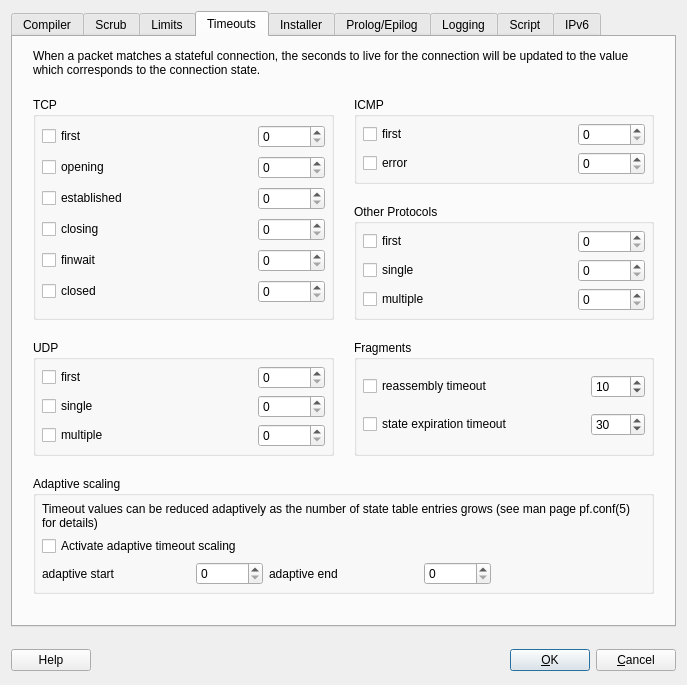
Before: the Qt Designer form src/gui/pfadvanceddialog_q.ui in fwbuilder/fwbuilder, drawn with Qt 5.
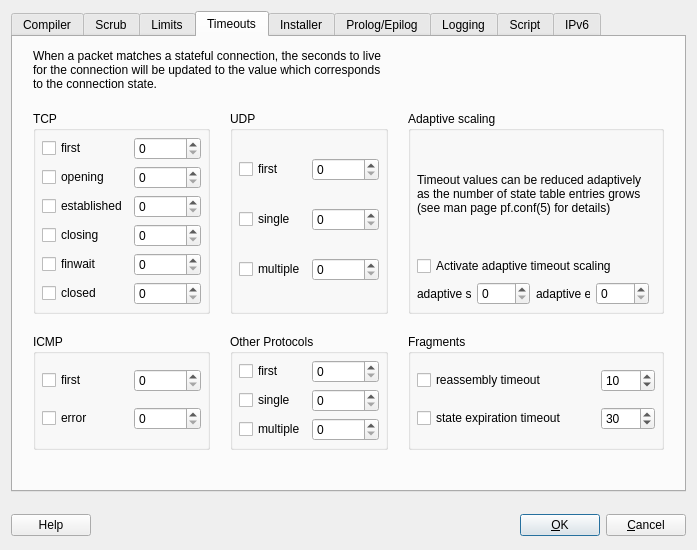
After: the same form once the commit is applied. The open tabs and pages were chosen to show the change.

Commit message: Fixed #1616 (made PF advanced dialog shorter and wider)

What changed in the file:
```diff
--- a/src/gui/pfadvanceddialog_q.ui
+++ b/src/gui/pfadvanceddialog_q.ui
@@ -6,8 +6,8 @@
    <rect>
     <x>0</x>
     <y>0</y>
-    <width>687</width>
-    <height>685</height>
+    <width>697</width>
+    <height>550</height>
    </rect>
   </property>
   <property name="maximumSize">
@@ -26,6 +26,62 @@
    <property name="spacing">
     <number>20</number>
    </property>
+   <item row="1" column="0">
+    <layout class="QHBoxLayout">
+     <item>
+      <widget class="QPushButton" name="buttonHelp">
+       <property name="text">
+        <string>Help</string>
+       </property>
+      </widget>
+     </item>
+     <item>
+      <spacer>
+       <property name="orientation">
+        <enum>Qt::Horizontal</enum>
+       </property>
+       <property name="sizeType">
+        <enum>QSizePolicy::Expanding</enum>
+       </property>
+       <property name="sizeHint" stdset="0">
+        <size>
+         <width>331</width>
+         <height>27</height>
+        </size>
+       </property>
+      </spacer>
+     </item>
+     <item>
+      <widget class="QPushButton" name="buttonOk">
+       <property name="text">
+        <string>&amp;OK</string>
+       </property>
+       <property name="shortcut">
+        <string/>
+       </property>
+       <property name="autoDefault">
+        <bool>true</bool>
+       </property>
+       <property name="default">
+        <bool>true</bool>
+       </property>
+      </widget>
+     </item>
+     <item>
+      <widget class="QPushButton" name="buttonCancel">
+       <property name="text">
+        <string>&amp;Cancel</string>
+       </property>
+       <property name="shortcut">
+        <string/>
+       </property>
+       <property name="autoDefault">
+        <bool>true</bool>
+       </property>
+      </widget>
+     </item>
+    </layout>
+   </item>
    <item row="0" column="0">
     <widget class="QTabWidget" name="tabWidget">
      <property name="minimumSize">
@@ -35,7 +91,7 @@
       </size>
      </property>
      <property name="currentIndex">
-      <number>0</number>
+      <number>8</number>
      </property>
      <widget class="QWidget" name="tab1">
       <attribute name="title">
@@ -65,65 +121,7 @@
          </property>
         </widget>
        </item>
-       <item row="1" column="0">
-        <widget class="QLabel" name="compilerArgsLabel">
-         <property name="sizePolicy">
-          <sizepolicy hsizetype="Expanding" vsizetype="Preferred">
-           <horstretch>0</horstretch>
-           <verstretch>0</verstretch>
-          </sizepolicy>
-         </property>
-         <property name="text">
-          <string>Command line options for the compiler:</string>
-         </property>
-         <property name="alignment">
-          <set>Qt::AlignRight|Qt::AlignTrailing|Qt::AlignVCenter</set>
-         </property>
-         <property name="wordWrap">
-          <bool>false</bool>
-         </property>
-        </widget>
-       </item>
-       <item row="1" column="1">
-        <widget class="QLineEdit" name="compilerArgs">
-         <property name="maximumSize">
-          <size>
-           <width>32767</width>
-           <height>22</height>
-          </size>
-         </property>
-        </widget>
-       </item>
-       <item row="2" column="0" colspan="2">
-        <widget class="QLabel" name="textLabel1_5">
-         <property name="sizePolicy">
-          <sizepolicy hsizetype="Expanding" vsizetype="Preferred">
-           <horstretch>0</horstretch>
-           <verstretch>0</verstretch>
-          </sizepolicy>
-         </property>
-         <property name="text">
-          <string>Output file name (if left blank, the file name is constructed of the firewall object name and extension &quot;.fw&quot;)</string>
-         </property>
-         <property name="alignment">
-          <set>Qt::AlignVCenter</set>
-         </property>
-         <property name="wordWrap">
-          <bool>true</bool>
-         </property>
-        </widget>
-       </item>
-       <item row="3" column="1">
-        <widget class="QLineEdit" name="outputFileName">
-         <property name="maximumSize">
-          <size>
-           <width>32767</width>
-           <height>22</height>
-          </size>
-         </property>
-        </widget>
-       </item>
-       <item row="4" column="0" colspan="2">
+       <item row="5" column="0" colspan="2">
         <widget class="QLabel" name="label_4">
          <property name="text">
           <string>Generated script (.fw file) and configuration (.conf) file can be copied to the firewall machine under different names. If these fields are left blank, the file name does not change.</string>
@@ -133,14 +131,14 @@
          </property>
         </widget>
        </item>
-       <item row="5" column="0">
+       <item row="6" column="0">
         <widget class="QLabel" name="label_2">
          <property name="text">
           <string>Script (.fw) file name on the firewall</string>
          </property>
         </widget>
        </item>
-       <item row="5" column="1">
+       <item row="6" column="1">
         <widget class="QLineEdit" name="fileNameOnFw">
          <property name="maximumSize">
           <size>
@@ -150,14 +148,14 @@
          </property>
         </widget>
        </item>
-       <item row="6" column="0">
+       <item row="7" column="0">
         <widget class="QLabel" name="label_3">
          <property name="text">
           <string>.conf file name on the firewall</string>
          </property>
         </widget>
        </item>
-       <item row="6" column="1">
+       <item row="7" column="1">
         <widget class="QLineEdit" name="confFileNameOnFw">
          <property name="maximumSize">
           <size>
@@ -167,7 +165,7 @@
          </property>
         </widget>
        </item>
-       <item row="7" column="0" colspan="2">
+       <item row="8" column="0" colspan="2">
         <widget class="QGroupBox" name="groupBox">
          <property name="title">
           <string/>
@@ -176,14 +174,17 @@
           <bool>true</bool>
          </property>
          <layout class="QGridLayout" name="gridLayout_6">
-          <item row="0" column="0" colspan="3">
+          <property name="margin">
+           <number>0</number>
+          </property>
+          <item row="0" column="0" colspan="5">
            <widget class="QCheckBox" name="pf_accept_new_tcp_with_no_syn">
             <property name="text">
              <string>Accept TCP sessions opened prior to firewall restart</string>
             </property>
            </widget>
           </item>
-          <item row="1" column="0" colspan="3">
+          <item row="1" column="0" colspan="5">
            <widget class="QCheckBox" name="pf_modulate_state">
             <property name="sizePolicy">
              <sizepolicy hsizetype="Expanding" vsizetype="Fixed">
@@ -196,38 +197,6 @@
             </property>
            </widget>
           </item>
-          <item row="2" column="0" colspan="3">
-           <widget class="QCheckBox" name="pf_check_shadowing">
-            <property name="sizePolicy">
-             <sizepolicy hsizetype="Expanding" vsizetype="Fixed">
-              <horstretch>0</horstretch>
-              <verstretch>0</verstretch>
-             </sizepolicy>
-            </property>
-            <property name="toolTip">
-             <string>Shadowing happens because a rule is a superset of a subsequent rule and any packets potentially matched by the subsequent rule have already been matched by the prior rule.</string>
-            </property>
-            <property name="text">
-             <string>Detect rule shadowing in policy</string>
-            </property>
-           </widget>
-          </item>
-          <item row="3" column="0" colspan="3">
-           <widget class="QCheckBox" name="pf_ignore_empty_groups">
-            <property name="sizePolicy">
-             <sizepolicy hsizetype="Expanding" vsizetype="Fixed">
-              <horstretch>0</horstretch>
-              <verstretch>0</verstretch>
-             </sizepolicy>
-            </property>
-            <property name="toolTip">
-             <string>If the option is deactivated, compiler treats empty groups as an error and aborts processing the policy. If this option is activated, compiler removes all empty groups from all rule elements. If rule element becomes 'any' after the last empty group has been removed, the whole rule will be ignored. Use this option only if you fully understand how it works!</string>
-            </property>
-            <property name="text">
-             <string>Ignore empty groups in rules</string>
-            </property>
-           </widget>
-          </item>
           <item row="4" column="0">
            <widget class="QLabel" name="textLabel3">
             <property name="text">
@@ -245,39 +214,68 @@
            <widget class="QComboBox" name="pf_optimization"/>
           </item>
           <item row="4" column="2">
-           <spacer name="spacer">
-            <property name="orientation">
-             <enum>Qt::Horizontal</enum>
-            </property>
-            <property name="sizeType">
-             <enum>QSizePolicy::Expanding</enum>
-            </property>
-            <property name="sizeHint" stdset="0">
-             <size>
-              <width>354</width>
-              <height>20</height>
-             </size>
-            </property>
-           </spacer>
-          </item>
-          <item row="5" column="0">
            <widget class="QLabel" name="label_5">
             <property name="text">
              <string>State policy:</string>
             </property>
            </widget>
           </item>
-          <item row="5" column="1">
+          <item row="4" column="3">
            <widget class="QComboBox" name="pf_state_policy">
             <property name="toolTip">
              <string>States can be bound to interfaces or match packets on any interface. The latter can be useful in case of an assymmetric routing.</string>
             </property>
            </widget>
           </item>
+          <item row="4" column="5">
+           <spacer name="horizontalSpacer_2">
+            <property name="orientation">
+             <enum>Qt::Horizontal</enum>
+            </property>
+            <property name="sizeHint" stdset="0">
+             <size>
+              <width>40</width>
+              <height>20</height>
+             </size>
+            </property>
+           </spacer>
+          </item>
+          <item row="0" column="5">
+           <widget class="QCheckBox" name="pf_check_shadowing">
+            <property name="sizePolicy">
+             <sizepolicy hsizetype="Expanding" vsizetype="Fixed">
+              <horstretch>0</horstretch>
+              <verstretch>0</verstretch>
+             </sizepolicy>
+            </property>
+            <property name="toolTip">
+             <string>Shadowing happens because a rule is a superset of a subsequent rule and any packets potentially matched by the subsequent rule have already been matched by the prior rule.</string>
+            </property>
+            <property name="text">
+             <string>Detect rule shadowing in policy</string>
+            </property>
+           </widget>
+          </item>
+          <item row="1" column="5">
+           <widget class="QCheckBox" name="pf_ignore_empty_groups">
+            <property name="sizePolicy">
+             <sizepolicy hsizetype="Expanding" vsizetype="Fixed">
+              <horstretch>0</horstretch>
+              <verstretch>0</verstretch>
+             </sizepolicy>
+            </property>
+            <property name="toolTip">
+             <string>If the option is deactivated, compiler treats empty groups as an error and aborts processing the policy. If this option is activated, compiler removes all empty groups from all rule elements. If rule element becomes 'any' after the last empty group has been removed, the whole rule will be ignored. Use this option only if you fully understand how it works!</string>
+            </property>
+            <property name="text">
+             <string>Ignore empty groups in rules</string>
+            </property>
+           </widget>
+          </item>
          </layout>
         </widget>
        </item>
-       <item row="8" column="0" colspan="2">
+       <item row="9" column="0" colspan="2">
         <widget class="QGroupBox" name="groupBox_2">
          <property name="title">
           <string/>
@@ -286,6 +284,9 @@
           <bool>true</bool>
          </property>
          <layout class="QGridLayout" name="gridLayout_7">
+          <property name="margin">
+           <number>0</number>
+          </property>
           <item row="0" column="0">
            <widget class="QCheckBox" name="mgmt_ssh">
             <property name="sizePolicy">
@@ -320,7 +321,7 @@
          </layout>
         </widget>
        </item>
-       <item row="9" column="1">
+       <item row="10" column="1">
         <spacer name="verticalSpacer">
          <property name="orientation">
           <enum>Qt::Vertical</enum>
@@ -333,6 +334,74 @@
          </property>
         </spacer>
        </item>
+       <item row="1" column="1">
+        <widget class="QLineEdit" name="compilerArgs">
+         <property name="maximumSize">
+          <size>
+           <width>32767</width>
+           <height>22</height>
+          </size>
+         </property>
+        </widget>
+       </item>
+       <item row="1" column="0">
+        <widget class="QLabel" name="compilerArgsLabel">
+         <property name="sizePolicy">
+          <sizepolicy hsizetype="Expanding" vsizetype="Preferred">
+           <horstretch>0</horstretch>
+           <verstretch>0</verstretch>
+          </sizepolicy>
+         </property>
+         <property name="text">
+          <string>Command line options for the compiler:</string>
+         </property>
+         <property name="alignment">
+          <set>Qt::AlignRight|Qt::AlignTrailing|Qt::AlignVCenter</set>
+         </property>
+         <property name="wordWrap">
+          <bool>false</bool>
+         </property>
+        </widget>
+       </item>
+       <item row="2" column="1">
+        <widget class="QLineEdit" name="outputFileName">
+         <property name="maximumSize">
+          <size>
+           <width>32767</width>
+           <height>22</height>
+          </size>
+         </property>
+        </widget>
+       </item>
+       <item row="3" column="0" colspan="2">
+        <widget class="QLabel" name="textLabel1_5">
+         <property name="sizePolicy">
+          <sizepolicy hsizetype="Expanding" vsizetype="Preferred">
+           <horstretch>0</horstretch>
+           <verstretch>0</verstretch>
+          </sizepolicy>
+         </property>
+         <property name="text">
+          <string>(if left blank, the file name is constructed of the firewall object name and extension &quot;.fw&quot;)</string>
+         </property>
+         <property name="alignment">
+          <set>Qt::AlignVCenter</set>
+         </property>
+         <property name="wordWrap">
+          <bool>true</bool>
+         </property>
+        </widget>
+       </item>
+       <item row="2" column="0">
+        <widget class="QLabel" name="label_6">
+         <property name="text">
+          <string>Output file name:</string>
+         </property>
+         <property name="alignment">
+          <set>Qt::AlignRight|Qt::AlignTrailing|Qt::AlignVCenter</set>
+         </property>
+        </widget>
+       </item>
       </layout>
      </widget>
      <widget class="QWidget" name="tab2">
@@ -871,8 +940,30 @@
          </property>
         </widget>
        </item>
-       <item row="1" column="0" rowspan="2">
+       <item row="10" column="1">
+        <spacer>
+         <property name="orientation">
+          <enum>Qt::Vertical</enum>
+         </property>
+         <property name="sizeType">
+          <enum>QSizePolicy::Expanding</enum>
+         </property>
+         <property name="sizeHint" stdset="0">
+          <size>
+           <width>20</width>
+           <height>20</height>
+          </size>
+         </property>
+        </spacer>
+       </item>
+       <item row="2" column="0">
         <widget class="QGroupBox" name="groupBox1">
+         <property name="sizePolicy">
+          <sizepolicy hsizetype="Preferred" vsizetype="Maximum">
+           <horstretch>0</horstretch>
+           <verstretch>0</verstretch>
+          </sizepolicy>
+         </property>
          <property name="title">
           <string>TCP</string>
          </property>
@@ -1066,7 +1157,7 @@
          </layout>
         </widget>
        </item>
-       <item row="3" column="0">
+       <item row="2" column="1">
         <widget class="QGroupBox" name="groupBox2">
          <property name="title">
           <string>UDP</string>
@@ -1165,7 +1256,131 @@
          </layout>
         </widget>
        </item>
-       <item row="1" column="1">
+       <item row="2" column="2">
+        <widget class="QGroupBox" name="groupBox6">
+         <property name="title">
+          <string>Adaptive scaling</string>
+         </property>
+         <layout class="QGridLayout">
+          <property name="margin">
+           <number>6</number>
+          </property>
+          <item row="0" column="0" colspan="5">
+           <widget class="QLabel" name="textLabel1_11">
+            <property name="text">
+             <string>Timeout values can be reduced adaptively as the number of state table entries grows (see man page pf.conf(5) for details)</string>
+            </property>
+            <property name="alignment">
+             <set>Qt::AlignVCenter</set>
+            </property>
+            <property name="wordWrap">
+             <bool>true</bool>
+            </property>
+           </widget>
+          </item>
+          <item row="2" column="0">
+           <widget class="QLabel" name="textLabel1_10_7">
+            <property name="sizePolicy">
+             <sizepolicy hsizetype="Expanding" vsizetype="Preferred">
+              <horstretch>0</horstretch>
+              <verstretch>0</verstretch>
+             </sizepolicy>
+            </property>
+            <property name="text">
+             <string>adaptive start</string>
+            </property>
+            <property name="wordWrap">
+             <bool>false</bool>
+            </property>
+           </widget>
+          </item>
+          <item row="2" column="1">
+           <widget class="QSpinBox" name="pf_adaptive_start">
+            <property name="sizePolicy">
+             <sizepolicy hsizetype="Fixed" vsizetype="Fixed">
+              <horstretch>0</horstretch>
+              <verstretch>0</verstretch>
+             </sizepolicy>
+            </property>
+            <property name="toolTip">
+             <string>When the number of state entries exceeds this value, adaptive scaling begins.</string>
+            </property>
+            <property name="minimum">
+             <number>0</number>
+            </property>
+            <property name="maximum">
+             <number>100000000</number>
+            </property>
+            <property name="value">
+             <number>0</number>
+            </property>
+           </widget>
+          </item>
+          <item row="2" column="2">
+           <widget class="QLabel" name="textLabel1_10_7_2">
+            <property name="sizePolicy">
+             <sizepolicy hsizetype="Expanding" vsizetype="Preferred">
+              <horstretch>0</horstretch>
+              <verstretch>0</verstretch>
+             </sizepolicy>
+            </property>
+            <property name="text">
+             <string>adaptive end</string>
+            </property>
+            <property name="wordWrap">
+             <bool>false</bool>
+            </property>
+           </widget>
+          </item>
+          <item row="2" column="3">
+           <widget class="QSpinBox" name="pf_adaptive_end">
+            <property name="sizePolicy">
+             <sizepolicy hsizetype="Fixed" vsizetype="Fixed">
+              <horstretch>0</horstretch>
+              <verstretch>0</verstretch>
+             </sizepolicy>
+            </property>
+            <property name="toolTip">
+             <string>When reaching this number of state entries, all timeout val- ues become zero, effectively purging all state entries imme- diately.</string>
+            </property>
+            <property name="minimum">
+             <number>0</number>
+            </property>
+            <property name="maximum">
+             <number>100000000</number>
+            </property>
+            <property name="value">
+             <number>0</number>
+            </property>
+           </widget>
+          </item>
+          <item row="1" column="0" colspan="5">
+           <widget class="QCheckBox" name="pf_set_adaptive">
+            <property name="text">
+             <string>Activate adaptive timeout scaling</string>
+            </property>
+           </widget>
+          </item>
+          <item row="2" column="4">
+           <spacer>
+            <property name="orientation">
+             <enum>Qt::Horizontal</enum>
+            </property>
+            <property name="sizeType">
+             <enum>QSizePolicy::Expanding</enum>
+            </property>
+            <property name="sizeHint" stdset="0">
+             <size>
+              <width>40</width>
+              <height>20</height>
+             </size>
+            </property>
+           </spacer>
+          </item>
+         </layout>
+        </widget>
+       </item>
+       <item row="3" column="0">
         <widget class="QGroupBox" name="groupBox3">
          <property name="title">
           <string>ICMP</string>
@@ -1235,7 +1450,7 @@
          </layout>
         </widget>
        </item>
-       <item row="2" column="1">
+       <item row="3" column="1">
         <widget class="QGroupBox" name="groupBox4">
          <property name="title">
           <string>Other Protocols</string>
@@ -1340,7 +1555,7 @@
          </layout>
         </widget>
        </item>
-       <item row="3" column="1">
+       <item row="3" column="2">
         <widget class="QGroupBox" name="groupBox5">
          <property name="title">
           <string>Fragments</string>
@@ -1410,146 +1625,6 @@
          </layout>
         </widget>
        </item>
-       <item row="5" column="1">
-        <spacer>
-         <property name="orientation">
-          <enum>Qt::Vertical</enum>
-         </property>
-         <property name="sizeType">
-          <enum>QSizePolicy::Expanding</enum>
-         </property>
-         <property name="sizeHint" stdset="0">
-          <size>
-           <width>20</width>
-           <height>20</height>
-          </size>
-         </property>
-        </spacer>
-       </item>
-       <item row="4" column="0" colspan="2">
-        <widget class="QGroupBox" name="groupBox6">
-         <property name="title">
-          <string>Adaptive scaling</string>
-         </property>
-         <layout class="QGridLayout">
-          <property name="margin">
-           <number>6</number>
-          </property>
-          <item row="0" column="0" colspan="5">
-           <widget class="QLabel" name="textLabel1_11">
-            <property name="text">
-             <string>Timeout values can be reduced adaptively as the number of state table entries grows (see man page pf.conf(5) for details)</string>
-            </property>
-            <property name="alignment">
-             <set>Qt::AlignVCenter</set>
-            </property>
-            <property name="wordWrap">
-             <bool>true</bool>
-            </property>
-           </widget>
-          </item>
-          <item row="2" column="0">
-           <widget class="QLabel" name="textLabel1_10_7">
-            <property name="sizePolicy">
-             <sizepolicy hsizetype="Expanding" vsizetype="Preferred">
-              <horstretch>0</horstretch>
-              <verstretch>0</verstretch>
-             </sizepolicy>
-            </property>
-            <property name="text">
-             <string>adaptive start</string>
-            </property>
-            <property name="wordWrap">
-             <bool>false</bool>
-            </property>
-           </widget>
-          </item>
-          <item row="2" column="1">
-           <widget class="QSpinBox" name="pf_adaptive_start">
-            <property name="sizePolicy">
-             <sizepolicy hsizetype="Fixed" vsizetype="Fixed">
-              <horstretch>0</horstretch>
-              <verstretch>0</verstretch>
-             </sizepolicy>
-            </property>
-            <property name="toolTip">
-             <string>When the number of state entries exceeds this value, adaptive scaling begins.</string>
-            </property>
-            <property name="minimum">
-             <number>0</number>
-            </property>
-            <property name="maximum">
-             <number>100000000</number>
-            </property>
-            <property name="value">
-             <number>0</number>
-            </property>
-           </widget>
-          </item>
-          <item row="2" column="2">
-           <widget class="QLabel" name="textLabel1_10_7_2">
-            <property name="sizePolicy">
-             <sizepolicy hsizetype="Expanding" vsizetype="Preferred">
-              <horstretch>0</horstretch>
-              <verstretch>0</verstretch>
-             </sizepolicy>
-            </property>
-            <property name="text">
-             <string>adaptive end</string>
-            </property>
-            <property name="wordWrap">
-             <bool>false</bool>
-            </property>
-           </widget>
-          </item>
-          <item row="2" column="3">
-           <widget class="QSpinBox" name="pf_adaptive_end">
-            <property name="sizePolicy">
-             <sizepolicy hsizetype="Fixed" vsizetype="Fixed">
-              <horstretch>0</horstretch>
-              <verstretch>0</verstretch>
-             </sizepolicy>
-            </property>
-            <property name="toolTip">
-             <string>When reaching this number of state entries, all timeout val- ues become zero, effectively purging all state entries imme- diately.</string>
-            </property>
-            <property name="minimum">
-             <number>0</number>
-            </property>
-            <property name="maximum">
-             <number>100000000</number>
-            </property>
-            <property name="value">
-             <number>0</number>
-            </property>
-           </widget>
-          </item>
-          <item row="1" column="0" colspan="5">
-           <widget class="QCheckBox" name="pf_set_adaptive">
-            <property name="text">
-             <string>Activate adaptive timeout scaling</string>
-            </property>
-           </widget>
-          </item>
-          <item row="2" column="4">
-           <spacer>
-            <property name="orientation">
-             <enum>Qt::Horizontal</enum>
-            </property>
-            <property name="sizeType">
-             <enum>QSizePolicy::Expanding</enum>
-            </property>
-            <property name="sizeHint" stdset="0">
-             <size>
-              <width>40</width>
-              <height>20</height>
-             </size>
-            </property>
-           </spacer>
-          </item>
-         </layout>
-        </widget>
-       </item>
       </layout>
      </widget>
      <widget class="QWidget" name="tab5">
@@ -2298,62 +2373,6 @@
      </widget>
     </widget>
    </item>
-   <item row="1" column="0">
-    <layout class="QHBoxLayout">
-     <item>
-      <widget class="QPushButton" name="buttonHelp">
-       <property name="text">
-        <string>Help</string>
-       </property>
-      </widget>
-     </item>
-     <item>
-      <spacer>
-       <property name="orientation">
-        <enum>Qt::Horizontal</enum>
-       </property>
-       <property name="sizeType">
-        <enum>QSizePolicy::Expanding</enum>
-       </property>
-       <property name="sizeHint" stdset="0">
-        <size>
-         <width>331</width>
-         <height>27</height>
-        </size>
-       </property>
-      </spacer>
-     </item>
-     <item>
-      <widget class="QPushButton" name="buttonOk">
-       <property name="text">
-        <string>&amp;OK</string>
-       </property>
-       <property name="shortcut">
-        <string/>
-       </property>
-       <property name="autoDefault">
-        <bool>true</bool>
-       </property>
-       <property name="default">
-        <bool>true</bool>
-       </property>
-      </widget>
-     </item>
-     <item>
-      <widget class="QPushButton" name="buttonCancel">
-       <property name="text">
-        <string>&amp;Cancel</string>
-       </property>
-       <property name="shortcut">
-        <string/>
-       </property>
-       <property name="autoDefault">
-        <bool>true</bool>
-       </property>
-      </widget>
-     </item>
-    </layout>
-   </item>
   </layout>
  </widget>
  <layoutdefault spacing="6" margin="11"/>
```
Left out of the diff: 4 changed lines with no effect on the pictures.
